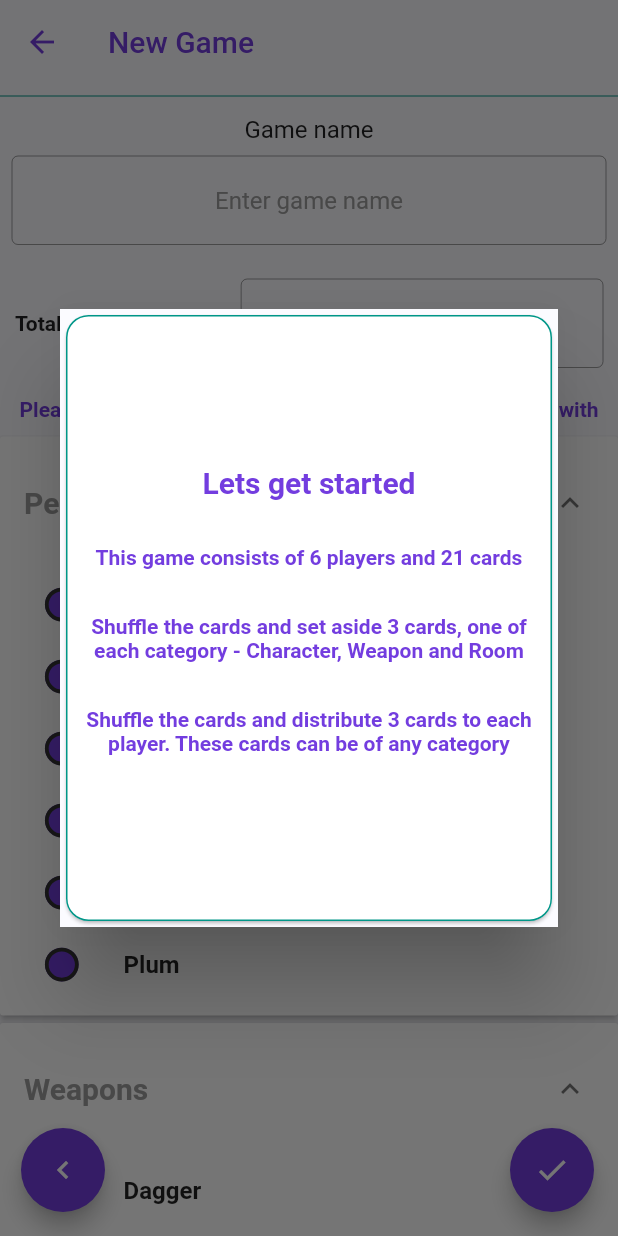
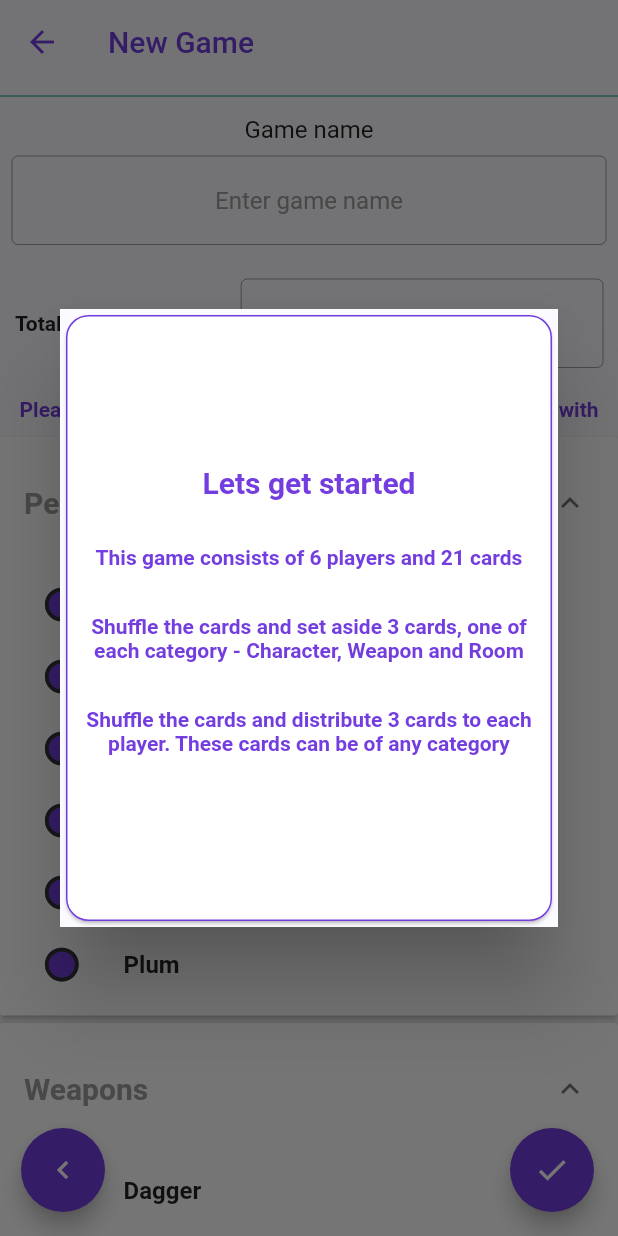
Before and after one commit to Vidxyz/ClueIn, a Flutter app: the CreateNewGameView screen opened directly, swiped to page 2, on a phone screen of 412 x 824 dp. Run offline on Flutter 3.47's test engine with Material 2 defaults, Android fonts, the phone set to English and light mode, and no system bars; our stand-ins replace equatable, flutter_bloc, numberpicker, shared_preferences, timeago; accounts and stored records are empty.

Commit message:
feat: Fix theme mismatches

```diff
--- a/lib/src/views/create_new_game/views/add_initial_cards.dart
+++ b/lib/src/views/create_new_game/views/add_initial_cards.dart
@@ -531,8 +531,8 @@ class AddInitialCardsViewState extends State<AddInitialCardsView> with WidgetsBi
                   body: Card(
                     shape: RoundedRectangleBorder(
                         borderRadius: BorderRadius.circular(15.0),
-                        side: BorderSide(
-                            color: Theme.of(context).primaryColor,
+                        side: const BorderSide(
+                            color: ConstantUtils.primaryAppColor,
                             width: 1
                         )
                     ),
--- a/lib/theme.dart
+++ b/lib/theme.dart
@@ -1,3 +1,4 @@
+import 'package:cluein_app/src/utils/constant_utils.dart';
 import 'package:flutter/material.dart';
 import 'package:flutter/services.dart';
 
@@ -94,10 +95,10 @@ final ThemeData appTheme = ThemeData.light().copyWith(
     backgroundColor: ColorConstants.lightBackgroundColor,
 
     colorScheme: ThemeData.light().colorScheme.copyWith(
-      primary: ColorConstants.primary500Teal,
+      primary: ConstantUtils.primaryAppColor,
       primaryVariant: ColorConstants.primary400Red,
 
-      secondary: const Color(0xff03dac6),
+      secondary: ConstantUtils.primaryAppColor,
       secondaryVariant: const Color(0xff018786),
 
       surface: Colors.white,
```
